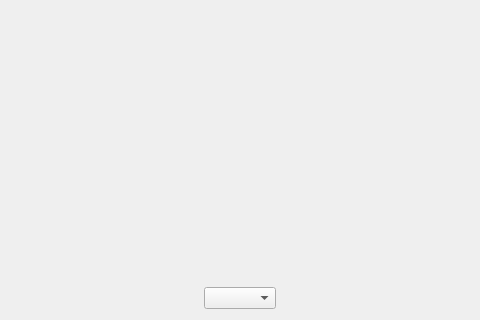
Old version of the form statisticsform.ui in the repository samuliwritescode/uistelupaivakirja-desktop; both pictures show x 168 to 648 and y 377 to 697 of the 737 by 697 pixel window.
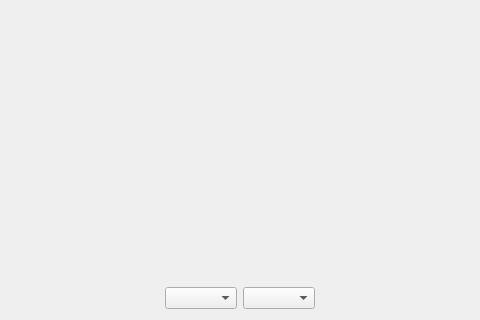
New version of the form.

```diff
--- a/statisticsform.ui
+++ b/statisticsform.ui
@@ -32,6 +32,9 @@
      <item>
       <widget class="QComboBox" name="columnCombo"/>
      </item>
+     <item>
+      <widget class="QComboBox" name="byColumnCombo"/>
+     </item>
      <item>
       <spacer name="horizontalSpacer">
        <property name="orientation">
```
